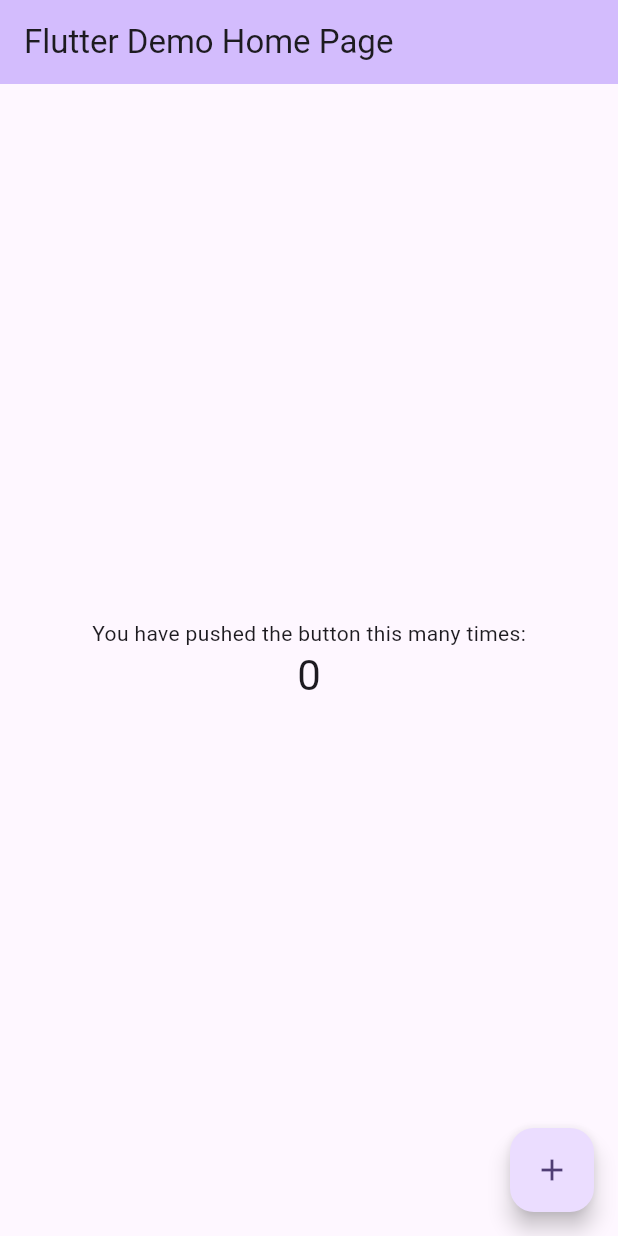
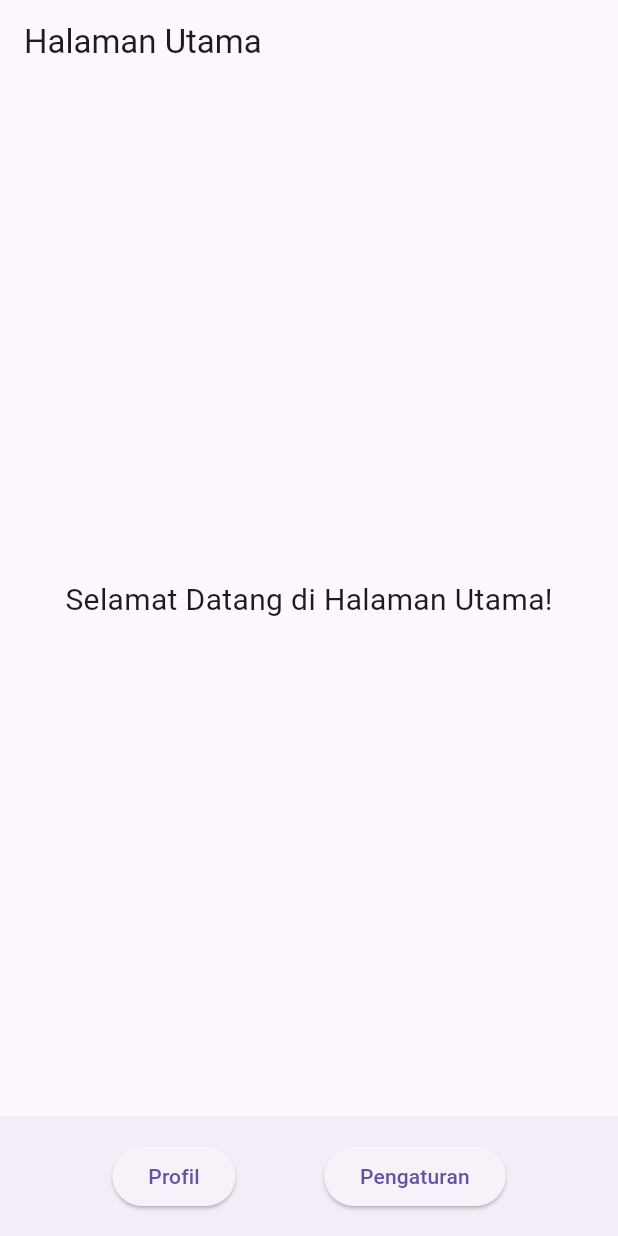
Before and after one commit to herumitra/nusacodes_navigator_routes, a Flutter app: the screen it shows after launch, on a phone screen of 412 x 824 dp. Run offline on Flutter 3.47's test engine with Material 3 defaults, Android fonts, the phone set to English and light mode, and no system bars.

Commit message:
Hasil coding sesuai instruksi tugas

```diff
--- a/lib/main.dart
+++ b/lib/main.dart
@@ -1,125 +1,102 @@
 import 'package:flutter/material.dart';
 
 void main() {
-  runApp(const MyApp());
+  runApp(MyApp());
 }
 
 class MyApp extends StatelessWidget {
-  const MyApp({super.key});
-
-  // This widget is the root of your application.
   @override
   Widget build(BuildContext context) {
     return MaterialApp(
-      title: 'Flutter Demo',
-      theme: ThemeData(
-        // This is the theme of your application.
-        //
-        // TRY THIS: Try running your application with "flutter run". You'll see
-        // the application has a purple toolbar. Then, without quitting the app,
-        // try changing the seedColor in the colorScheme below to Colors.green
-        // and then invoke "hot reload" (save your changes or press the "hot
-        // reload" button in a Flutter-supported IDE, or press "r" if you used
-        // the command line to start the app).
-        //
-        // Notice that the counter didn't reset back to zero; the application
-        // state is not lost during the reload. To reset the state, use hot
-        // restart instead.
-        //
-        // This works for code too, not just values: Most code changes can be
-        // tested with just a hot reload.
-        colorScheme: ColorScheme.fromSeed(seedColor: Colors.deepPurple),
-        useMaterial3: true,
-      ),
-      home: const MyHomePage(title: 'Flutter Demo Home Page'),
+      title: 'Flutter Navigation Demo',
+      initialRoute: '/',
+      routes: {
+        '/': (context) => HomePage(),
+        '/profile': (context) => ProfilePage(),
+        '/settings': (context) => SettingsPage(),
+      },
     );
   }
 }
 
-class MyHomePage extends StatefulWidget {
-  const MyHomePage({super.key, required this.title});
-
-  // This widget is the home page of your application. It is stateful, meaning
-  // that it has a State object (defined below) that contains fields that affect
-  // how it looks.
-
-  // This class is the configuration for the state. It holds the values (in this
-  // case the title) provided by the parent (in this case the App widget) and
-  // used by the build method of the State. Fields in a Widget subclass are
-  // always marked "final".
-
-  final String title;
-
-  @override
-  State<MyHomePage> createState() => _MyHomePageState();
-}
-
-class _MyHomePageState extends State<MyHomePage> {
-  int _counter = 0;
-
-  void _incrementCounter() {
-    setState(() {
-      // This call to setState tells the Flutter framework that something has
-      // changed in this State, which causes it to rerun the build method below
-      // so that the display can reflect the updated values. If we changed
-      // _counter without calling setState(), then the build method would not be
-      // called again, and so nothing would appear to happen.
-      _counter++;
-    });
-  }
-
+class HomePage extends StatelessWidget {
   @override
   Widget build(BuildContext context) {
-    // This method is rerun every time setState is called, for instance as done
-    // by the _incrementCounter method above.
-    //
-    // The Flutter framework has been optimized to make rerunning build methods
-    // fast, so that you can just rebuild anything that needs updating rather
-    // than having to individually change instances of widgets.
     return Scaffold(
       appBar: AppBar(
-        // TRY THIS: Try changing the color here to a specific color (to
-        // Colors.amber, perhaps?) and trigger a hot reload to see the AppBar
-        // change color while the other colors stay the same.
-        backgroundColor: Theme.of(context).colorScheme.inversePrimary,
-        // Here we take the value from the MyHomePage object that was created by
-        // the App.build method, and use it to set our appbar title.
-        title: Text(widget.title),
+        title: Text('Halaman Utama'),
       ),
       body: Center(
-        // Center is a layout widget. It takes a single child and positions it
-        // in the middle of the parent.
-        child: Column(
-          // Column is also a layout widget. It takes a list of children and
-          // arranges them vertically. By default, it sizes itself to fit its
-          // children horizontally, and tries to be as tall as its parent.
-          //
-          // Column has various properties to control how it sizes itself and
-          // how it positions its children. Here we use mainAxisAlignment to
-          // center the children vertically; the main axis here is the vertical
-          // axis because Columns are vertical (the cross axis would be
-          // horizontal).
-          //
-          // TRY THIS: Invoke "debug painting" (choose the "Toggle Debug Paint"
-          // action in the IDE, or press "p" in the console), to see the
-          // wireframe for each widget.
-          mainAxisAlignment: MainAxisAlignment.center,
-          children: <Widget>[
-            const Text(
-              'You have pushed the button this many times:',
+        child: Text(
+          'Selamat Datang di Halaman Utama!',
+          style: TextStyle(fontSize: 20),
+        ),
+      ),
+      bottomNavigationBar: BottomAppBar(
+        child: Row(
+          mainAxisAlignment: MainAxisAlignment.spaceEvenly,
+          children: [
+            ElevatedButton(
+              onPressed: () {
+                Navigator.pushNamed(context, '/profile');
+              },
+              child: Text('Profil'),
             ),
-            Text(
-              '$_counter',
-              style: Theme.of(context).textTheme.headlineMedium,
+            ElevatedButton(
+              onPressed: () {
+                Navigator.pushNamed(context, '/settings');
+              },
+              child: Text('Pengaturan'),
             ),
           ],
         ),
       ),
-      floatingActionButton: FloatingActionButton(
-        onPressed: _incrementCounter,
-        tooltip: 'Increment',
-        child: const Icon(Icons.add),
-      ), // This trailing comma makes auto-formatting nicer for build methods.
     );
   }
 }
+
+class ProfilePage extends StatelessWidget {
+  @override
+  Widget build(BuildContext context) {
+    return Scaffold(
+      appBar: AppBar(
+        title: Text('Halaman Profil'),
+      ),
+      body: Center(
+        child: Text(
+          'Ini adalah Halaman Profil.',
+          style: TextStyle(fontSize: 20),
+        ),
+      ),
+      floatingActionButton: FloatingActionButton(
+        onPressed: () {
+          Navigator.pop(context);
+        },
+        child: Icon(Icons.arrow_back),
+      ),
+    );
+  }
+}
+
+class SettingsPage extends StatelessWidget {
+  @override
+  Widget build(BuildContext context) {
+    return Scaffold(
+      appBar: AppBar(
+        title: Text('Halaman Pengaturan'),
+      ),
+      body: Center(
+        child: Text(
+          'Ini adalah Halaman Pengaturan.',
+          style: TextStyle(fontSize: 20),
+        ),
+      ),
+      floatingActionButton: FloatingActionButton(
+        onPressed: () {
+          Navigator.pop(context);
+        },
+        child: Icon(Icons.arrow_back),
+      ),
+    );
+  }
+}
```
Also changed, not shown: 39 other files.
